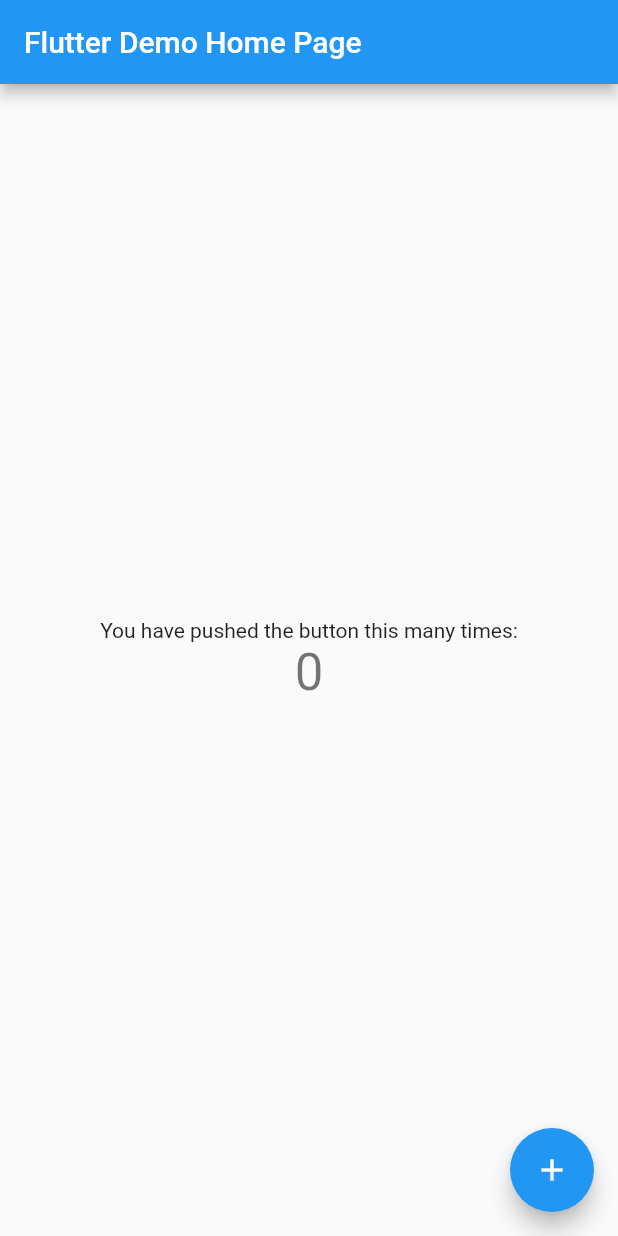
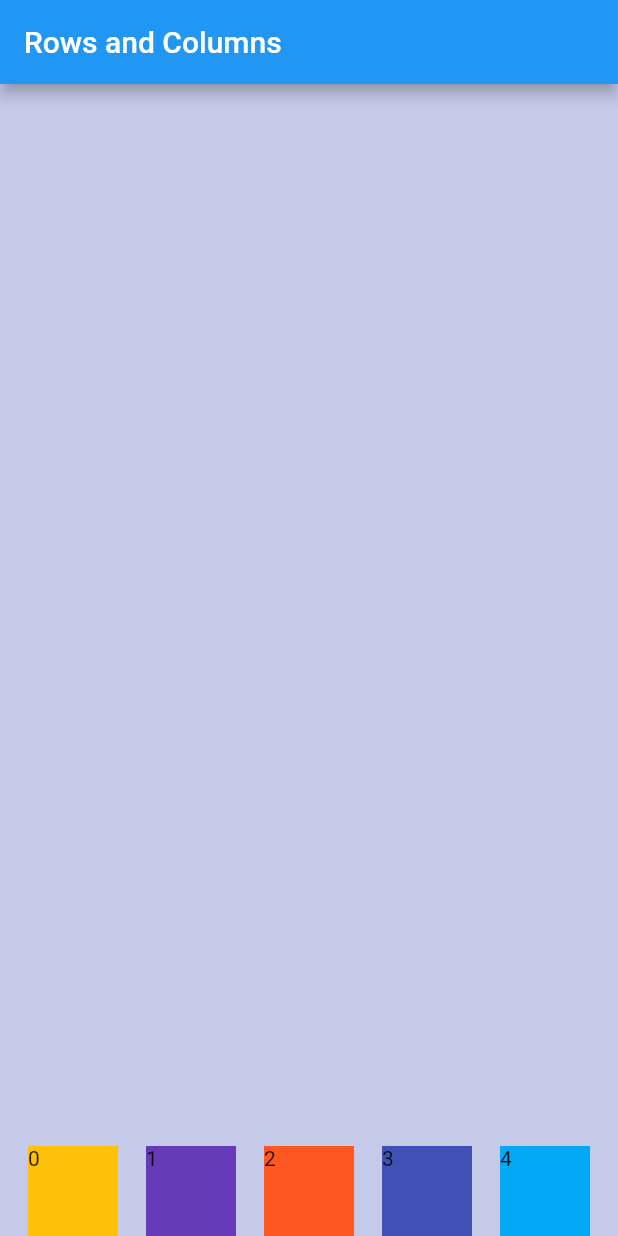
Before and after one commit to KaiqueMunhoz/creating_layouts_with_flutter, a Flutter app: the screen it shows after launch, on a phone screen of 412 x 824 dp. Run offline on Flutter 3.47's test engine with Material 2 defaults, Android fonts, the phone set to English and light mode, and no system bars.

Commit message:
Feat: Using aligment in rows and columns

```diff
--- a/flutter/04-module/using_rows_and_columns/lib/main.dart
+++ b/flutter/04-module/using_rows_and_columns/lib/main.dart
@@ -7,105 +7,58 @@ class MyApp extends StatelessWidget {
   @override
   Widget build(BuildContext context) {
     return MaterialApp(
-      title: 'Flutter Demo',
-      theme: ThemeData(
-        // This is the theme of your application.
-        //
-        // Try running your application with "flutter run". You'll see the
-        // application has a blue toolbar. Then, without quitting the app, try
-        // changing the primarySwatch below to Colors.green and then invoke
-        // "hot reload" (press "r" in the console where you ran "flutter run",
-        // or simply save your changes to "hot reload" in a Flutter IDE).
-        // Notice that the counter didn't reset back to zero; the application
-        // is not restarted.
-        primarySwatch: Colors.blue,
+      home: Scaffold(
+        backgroundColor: Colors.indigo[100],
+        appBar: AppBar(
+          title: Text('Rows and Columns'),
+        ),
+        body: Home(),
       ),
-      home: MyHomePage(title: 'Flutter Demo Home Page'),
     );
   }
 }
 
-class MyHomePage extends StatefulWidget {
-  MyHomePage({Key key, this.title}) : super(key: key);
-
-  // This widget is the home page of your application. It is stateful, meaning
-  // that it has a State object (defined below) that contains fields that affect
-  // how it looks.
-
-  // This class is the configuration for the state. It holds the values (in this
-  // case the title) provided by the parent (in this case the App widget) and
-  // used by the build method of the State. Fields in a Widget subclass are
-  // always marked "final".
-
-  final String title;
-
-  @override
-  _MyHomePageState createState() => _MyHomePageState();
-}
-
-class _MyHomePageState extends State<MyHomePage> {
-  int _counter = 0;
-
-  void _incrementCounter() {
-    setState(() {
-      // This call to setState tells the Flutter framework that something has
-      // changed in this State, which causes it to rerun the build method below
-      // so that the display can reflect the updated values. If we changed
-      // _counter without calling setState(), then the build method would not be
-      // called again, and so nothing would appear to happen.
-      _counter++;
-    });
-  }
-
+class Home extends StatelessWidget {
   @override
   Widget build(BuildContext context) {
-    // This method is rerun every time setState is called, for instance as done
-    // by the _incrementCounter method above.
-    //
-    // The Flutter framework has been optimized to make rerunning build methods
-    // fast, so that you can just rebuild anything that needs updating rather
-    // than having to individually change instances of widgets.
-    return Scaffold(
-      appBar: AppBar(
-        // Here we take the value from the MyHomePage object that was created by
-        // the App.build method, and use it to set our appbar title.
-        title: Text(widget.title),
+    List<Widget> createSquares(int numSquares) {
+      int i = 0;
+      List colors = [
+        Colors.amber,
+        Colors.deepPurple,
+        Colors.deepOrange,
+        Colors.indigo,
+        Colors.lightBlue
+      ];
+      List<Widget> squares = List<Widget>();
+
+      while (i < numSquares) {
+        Container square = Container(
+          color: colors[i],
+          width: 60,
+          height: 60,
+          child: Text(
+            i.toString(),
+          ),
+        );
+        i += 1;
+        squares.add(square);
+      }
+
+      return squares;
+    }
+
+    final sizeX = MediaQuery.of(context).size.width;
+    final sizeY = MediaQuery.of(context).size.height;
+
+    return Container(
+      width: sizeX,
+      height: sizeY,
+      child: Row(
+        mainAxisAlignment: MainAxisAlignment.spaceEvenly,
+        crossAxisAlignment: CrossAxisAlignment.end,
+        children: createSquares(5),
       ),
-      body: Center(
-        // Center is a layout widget. It takes a single child and positions it
-        // in the middle of the parent.
-        child: Column(
-          // Column is also a layout widget. It takes a list of children and
-          // arranges them vertically. By default, it sizes itself to fit its
-          // children horizontally, and tries to be as tall as its parent.
-          //
-          // Invoke "debug painting" (press "p" in the console, choose the
-          // "Toggle Debug Paint" action from the Flutter Inspector in Android
-          // Studio, or the "Toggle Debug Paint" command in Visual Studio Code)
-          // to see the wireframe for each widget.
-          //
-          // Column has various properties to control how it sizes itself and
-          // how it positions its children. Here we use mainAxisAlignment to
-          // center the children vertically; the main axis here is the vertical
-          // axis because Columns are vertical (the cross axis would be
-          // horizontal).
-          mainAxisAlignment: MainAxisAlignment.center,
-          children: <Widget>[
-            Text(
-              'You have pushed the button this many times:',
-            ),
-            Text(
-              '$_counter',
-              style: Theme.of(context).textTheme.display1,
-            ),
-          ],
-        ),
-      ),
-      floatingActionButton: FloatingActionButton(
-        onPressed: _incrementCounter,
-        tooltip: 'Increment',
-        child: Icon(Icons.add),
-      ), // This trailing comma makes auto-formatting nicer for build methods.
     );
   }
 }
```
